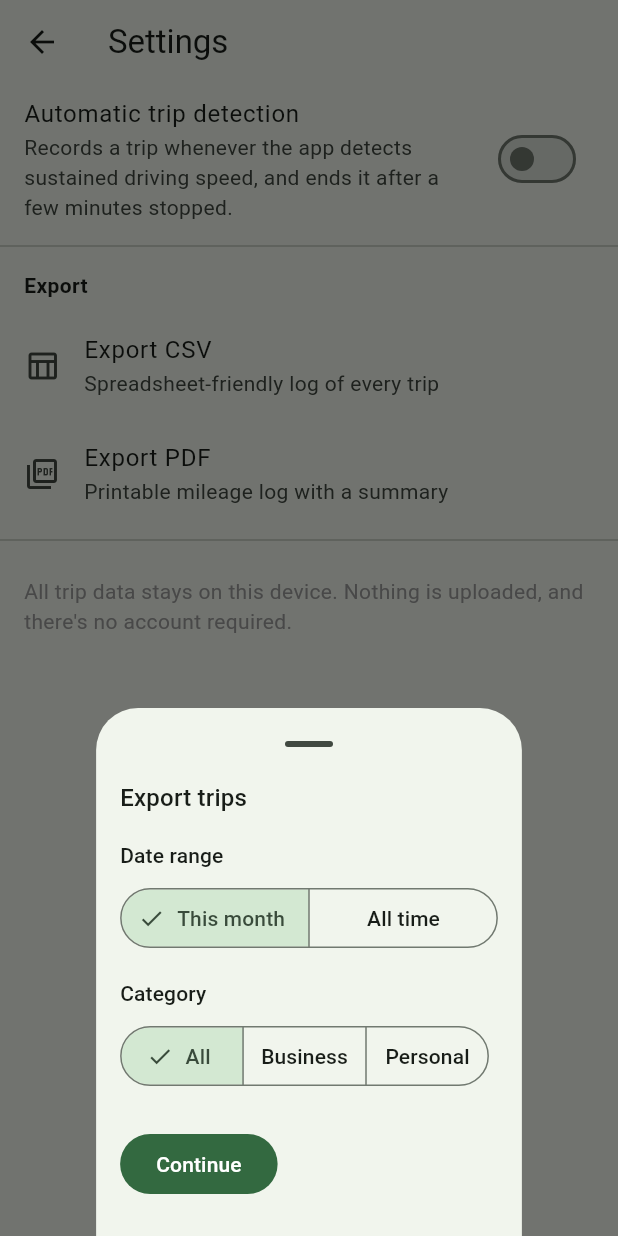
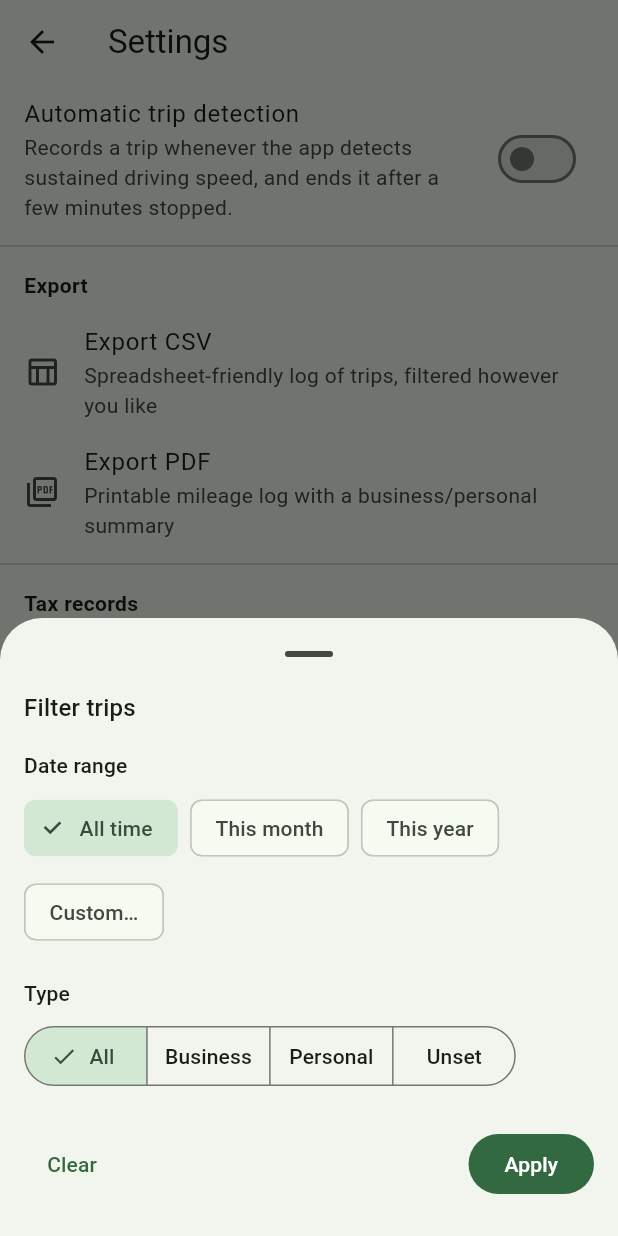
Before and after one commit to steve919535/test, a Flutter app: the SettingsScreen screen opened directly, after a tap on "Export CSV", on a phone screen of 412 x 824 dp. Run offline on Flutter 3.47's test engine with Material 3 defaults, Android fonts, the phone set to English and light mode, and no system bars; our stand-ins replace csv, flutter_local_notifications, geocoding, geolocator, pdf, printing and 3 more; missing offline and left inert: flutter_foreground_task; accounts and stored records are empty.

Commit message:
Add dedicated business tax report export
New ExportService.shareBusinessTaxReportPdf produces a report styled
for tax purposes: period-covered line, a business-only trip table
with a purpose/notes column, a disclaimer stating plainly that it's
a self-reported GPS record (not a claim of compliance with any
specific tax authority), and a prepared-by/date signature line.

Settings gains a "Tax records" section with CSV and PDF-report
actions, both locked to Business category and prompting only for
date range. showTripFilterSheet gained a lockCategory option to
support this (hides the Type selector, keeps the passed-in category).

Also replaced the general Export flow's bespoke range/category sheet
with the same TripFilterSelection/showTripFilterSheet used by the
Trips list filter, removing ~70 lines of duplicated UI and picking
up "this year" and custom-range options for free.

Co-Authored-By: Claude Sonnet 5 <noreply@anthropic.com>
Claude-Session: https://claude.ai/code/session_01RQWgNK7e1LXJSC65oyGscU

```diff
--- a/lib/ui/settings/settings_screen.dart
+++ b/lib/ui/settings/settings_screen.dart
@@ -7,8 +7,7 @@ import '../../data/trip.dart';
 import '../../data/trip_repository.dart';
 import '../../services/export_service.dart';
 import '../../services/tracking_controller.dart';
-
-enum _RangeOption { allTime, thisMonth }
+import '../trips/widgets/trip_filter_sheet.dart';
 
 class SettingsScreen extends StatelessWidget {
   const SettingsScreen({super.key});
@@ -45,27 +44,20 @@ class SettingsScreen extends StatelessWidget {
     }
   }
 
+  List<Trip> _tripsInRange(TripRepository repo, TripFilterSelection selection) {
+    final (from, to) = selection.effectiveRange;
+    return repo.filteredTrips(category: selection.category, from: from, to: to);
+  }
+
   Future<void> _export(BuildContext context, {required bool asPdf}) async {
     final repo = context.read<TripRepository>();
-    final selection = await showModalBottomSheet<_ExportSelection>(
-      context: context,
-      showDragHandle: true,
-      builder: (context) => const _ExportOptionsSheet(),
+    final selection = await showTripFilterSheet(
+      context,
+      TripFilterSelection.none,
     );
     if (selection == null) return;
 
-    final now = DateTime.now();
-    final from = selection.range == _RangeOption.thisMonth
-        ? DateTime(now.year, now.month)
-        : null;
-    final trips = repo.trips.where((t) {
-      if (from != null && t.startTime.isBefore(from)) return false;
-      if (selection.category != null && t.category != selection.category) {
-        return false;
-      }
-      return true;
-    }).toList();
-
+    final trips = _tripsInRange(repo, selection);
     if (trips.isEmpty) {
       if (context.mounted) {
         ScaffoldMessenger.of(context).showSnackBar(
@@ -77,6 +69,42 @@ class SettingsScreen extends StatelessWidget {
 
     if (asPdf) {
       await ExportService.sharePdf(trips);
+    } else {
+      await ExportService.shareCsv(trips);
+    }
+  }
+
+  Future<void> _exportBusinessTaxReport(
+    BuildContext context, {
+    required bool asPdf,
+  }) async {
+    final repo = context.read<TripRepository>();
+    const initial = TripFilterSelection(
+      category: TripCategory.business,
+      datePreset: TripDatePreset.thisYear,
+    );
+    final selection = await showTripFilterSheet(
+      context,
+      initial,
+      lockCategory: true,
+    );
+    if (selection == null) return;
+
+    final trips = _tripsInRange(repo, selection);
+    if (trips.isEmpty) {
+      if (context.mounted) {
+        ScaffoldMessenger.of(context).showSnackBar(
+          const SnackBar(content: Text('No business trips in that period.')),
+        );
+      }
+      return;
+    }
+
+    if (asPdf) {
+      await ExportService.shareBusinessTaxReportPdf(
+        trips,
+        periodLabel: selection.dateRangeLabel,
+      );
     } else {
       await ExportService.shareCsv(trips);
     }
@@ -118,14 +146,40 @@ class SettingsScreen extends StatelessWidget {
           ListTile(
             leading: const Icon(Icons.table_chart_outlined),
             title: const Text('Export CSV'),
-            subtitle: const Text('Spreadsheet-friendly log of every trip'),
+            subtitle: const Text(
+              'Spreadsheet-friendly log of trips, filtered however you like',
+            ),
             onTap: () => _export(context, asPdf: false),
           ),
           ListTile(
             leading: const Icon(Icons.picture_as_pdf_outlined),
             title: const Text('Export PDF'),
-            subtitle: const Text('Printable mileage log with a summary'),
+            subtitle: const Text(
+              'Printable mileage log with a business/personal summary',
+            ),
             onTap: () => _export(context, asPdf: true),
+          ),
+          const Divider(),
+          const Padding(
+            padding: EdgeInsets.fromLTRB(16, 8, 16, 8),
+            child: Text(
+              'Tax records',
+              style: TextStyle(fontWeight: FontWeight.bold),
+            ),
+          ),
+          ListTile(
+            leading: const Icon(Icons.receipt_long_outlined),
+            title: const Text('Export business trips (CSV)'),
+            subtitle: const Text('Business trips only, for a chosen period'),
+            onTap: () => _exportBusinessTaxReport(context, asPdf: false),
+          ),
+          ListTile(
+            leading: const Icon(Icons.summarize_outlined),
+            title: const Text('Export business trips (tax report)'),
+            subtitle: const Text(
+              'A signed-off PDF report of business trips, ready to hand to an accountant',
+            ),
+            onTap: () => _exportBusinessTaxReport(context, asPdf: true),
           ),
           const Divider(),
           const Padding(
@@ -140,76 +194,3 @@ class SettingsScreen extends StatelessWidget {
     );
   }
 }
-
-class _ExportSelection {
-  const _ExportSelection(this.range, this.category);
-  final _RangeOption range;
-  final TripCategory? category;
-}
-
-class _ExportOptionsSheet extends StatefulWidget {
-  const _ExportOptionsSheet();
-
-  @override
-  State<_ExportOptionsSheet> createState() => _ExportOptionsSheetState();
-}
-
-class _ExportOptionsSheetState extends State<_ExportOptionsSheet> {
-  _RangeOption _range = _RangeOption.thisMonth;
-  TripCategory? _category;
-
-  @override
-  Widget build(BuildContext context) {
-    return Padding(
-      padding: const EdgeInsets.fromLTRB(16, 0, 16, 24),
-      child: Column(
-        mainAxisSize: MainAxisSize.min,
-        crossAxisAlignment: CrossAxisAlignment.start,
-        children: [
-          Text('Export trips', style: Theme.of(context).textTheme.titleMedium),
-          const SizedBox(height: 16),
-          Text('Date range', style: Theme.of(context).textTheme.labelLarge),
-          const SizedBox(height: 8),
-          SegmentedButton<_RangeOption>(
-            segments: const [
-              ButtonSegment(
-                value: _RangeOption.thisMonth,
-                label: Text('This month'),
-              ),
-              ButtonSegment(
-                value: _RangeOption.allTime,
-                label: Text('All time'),
-              ),
-            ],
-            selected: {_range},
-            onSelectionChanged: (s) => setState(() => _range = s.first),
-          ),
-          const SizedBox(height: 16),
-          Text('Category', style: Theme.of(context).textTheme.labelLarge),
-          const SizedBox(height: 8),
-          SegmentedButton<TripCategory?>(
-            segments: const [
-              ButtonSegment(value: null, label: Text('All')),
-              ButtonSegment(
-                value: TripCategory.business,
-                label: Text('Business'),
-              ),
-              ButtonSegment(
-                value: TripCategory.personal,
-                label: Text('Personal'),
-              ),
-            ],
-            selected: {_category},
-            onSelectionChanged: (s) => setState(() => _category = s.first),
-          ),
-          const SizedBox(height: 24),
-          FilledButton(
-            onPressed: () =>
-                Navigator.pop(context, _ExportSelection(_range, _category)),
-            child: const Text('Continue'),
-          ),
-        ],
-      ),
-    );
-  }
-}
--- a/lib/ui/trips/widgets/trip_filter_sheet.dart
+++ b/lib/ui/trips/widgets/trip_filter_sheet.dart
@@ -47,23 +47,30 @@ class TripFilterSelection {
     }
   }
 
+  /// Human-readable date range only (no category), e.g. "This year" or
+  /// "Jan 1 – Mar 31". Used both in [summary] and standalone wherever a
+  /// report needs to state its covered period (e.g. the business tax
+  /// report's "Period: ..." line).
+  String get dateRangeLabel {
+    switch (datePreset) {
+      case TripDatePreset.allTime:
+        return 'All time';
+      case TripDatePreset.thisMonth:
+        return 'This month';
+      case TripDatePreset.thisYear:
+        return 'This year';
+      case TripDatePreset.custom:
+        final range = customRange;
+        if (range == null) return 'All time';
+        final fmt = DateFormat.MMMd();
+        return '${fmt.format(range.start)} – ${fmt.format(range.end)}';
+    }
+  }
+
   String get summary {
     final parts = <String>[];
     if (category != null) parts.add(category!.label);
-    switch (datePreset) {
-      case TripDatePreset.allTime:
-        break;
-      case TripDatePreset.thisMonth:
-        parts.add('This month');
-      case TripDatePreset.thisYear:
-        parts.add('This year');
-      case TripDatePreset.custom:
-        final range = customRange;
-        if (range != null) {
-          final fmt = DateFormat.MMMd();
-          parts.add('${fmt.format(range.start)} – ${fmt.format(range.end)}');
-        }
-    }
+    if (datePreset != TripDatePreset.allTime) parts.add(dateRangeLabel);
     return parts.join(' · ');
   }
 
@@ -83,21 +90,28 @@ class TripFilterSelection {
 
 /// Opens the filter sheet and resolves with the user's new selection, or
 /// null if they dismissed it without confirming.
+///
+/// [lockCategory] hides the Type selector entirely and always returns
+/// [current]'s category unchanged -- used by the dedicated business-trip
+/// export, where the category isn't a choice, only the date range is.
 Future<TripFilterSelection?> showTripFilterSheet(
   BuildContext context,
-  TripFilterSelection current,
-) {
+  TripFilterSelection current, {
+  bool lockCategory = false,
+}) {
   return showModalBottomSheet<TripFilterSelection>(
     context: context,
     showDragHandle: true,
-    builder: (context) => _TripFilterSheet(initial: current),
+    builder: (context) =>
+        _TripFilterSheet(initial: current, lockCategory: lockCategory),
   );
 }
 
 class _TripFilterSheet extends StatefulWidget {
-  const _TripFilterSheet({required this.initial});
+  const _TripFilterSheet({required this.initial, this.lockCategory = false});
 
   final TripFilterSelection initial;
+  final bool lockCategory;
 
   @override
   State<_TripFilterSheet> createState() => _TripFilterSheetState();
@@ -169,6 +183,7 @@ class _TripFilterSheetState extends State<_TripFilterSheet> {
               ),
             ],
           ),
+          if (!widget.lockCategory) ...[
             const SizedBox(height: 20),
             Text('Type', style: Theme.of(context).textTheme.labelLarge),
             const SizedBox(height: 8),
@@ -191,9 +206,11 @@ class _TripFilterSheetState extends State<_TripFilterSheet> {
               selected: {_category},
               onSelectionChanged: (s) => setState(() => _category = s.first),
             ),
+          ],
           const SizedBox(height: 24),
           Row(
             children: [
+              if (!widget.lockCategory)
                 TextButton(
                   onPressed: () =>
                       Navigator.pop(context, TripFilterSelection.none),
@@ -204,7 +221,9 @@ class _TripFilterSheetState extends State<_TripFilterSheet> {
                 onPressed: () => Navigator.pop(
                   context,
                   TripFilterSelection(
-                    category: _category,
+                    category: widget.lockCategory
+                        ? widget.initial.category
+                        : _category,
                     datePreset: _datePreset,
                     customRange: _customRange,
                   ),
```
Also changed, not shown: lib/services/export_service.dart (+152 -0 lines), 1 other file. Lines whose indentation alone changed are shown as unchanged.
